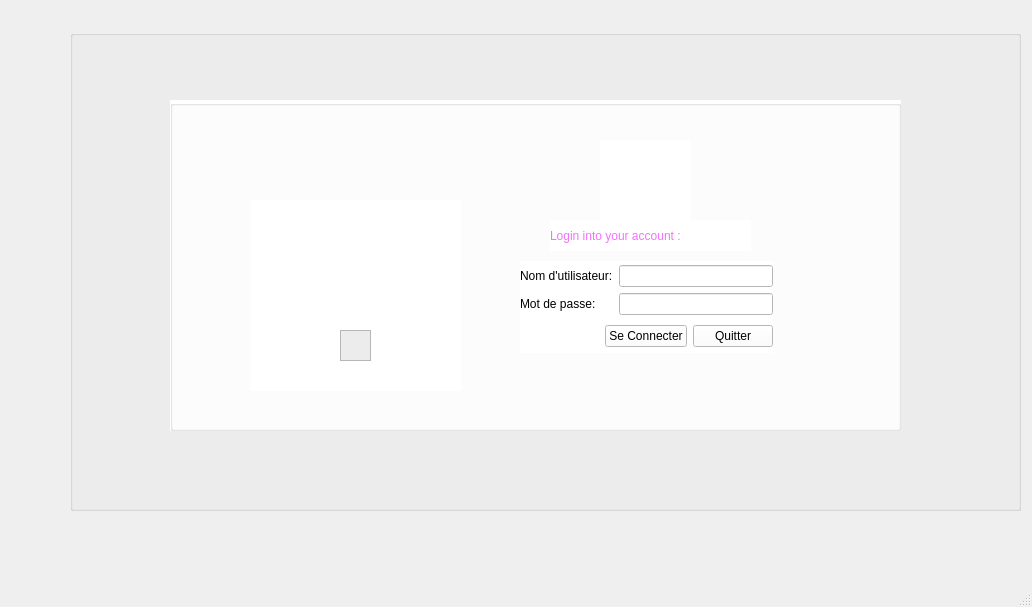
yassinmezni/smart-printing-office, file Livraisons/mainwindow.ui: the form before one commit.
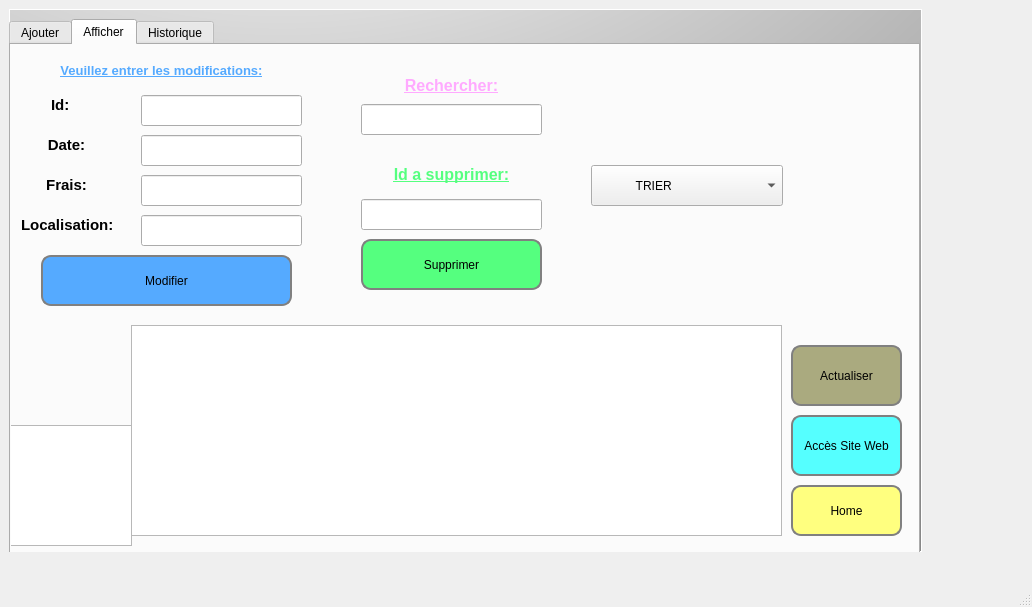
The form after the commit. The open tabs and pages were chosen to show the change. Icons and pictures are not drawn.

```diff
--- a/Livraisons/mainwindow.ui
+++ b/Livraisons/mainwindow.ui
@@ -17,248 +17,688 @@
    <widget class="QStackedWidget" name="stackedWidget">
     <property name="geometry">
      <rect>
-      <x>20</x>
+      <x>0</x>
       <y>0</y>
-      <width>1041</width>
+      <width>931</width>
       <height>561</height>
      </rect>
     </property>
     <property name="styleSheet">
-     <string notr="true"/>
+     <string notr="true">
+QGroupBox {
+ 
+ background: qradialgradient(cx: 0.3, cy: -0.4, fx: 0.3, fy: -0.4, radius: 1.35, stop: 0 #fff, stop: 1 #888) ;/*background: linear-gradient(rgba(0,0,0,.5), rgba(0,0,0,.5)),url(feuille.jpg); 
+    background-position: center;
+    background-size: cover;
+    display: flex;
+    justify-content: center;
+    align-items: center;
+    font-family: 'Poppins', sans-serif*/
+ 
+ color: rgb(255, 255, 255);
+  border: 1px solid #ffffff;
+
+    margin-top: 1ex; /* leave space at the top for the title */
+}
+
+QGroupBox::title {
+    subcontrol-origin: margin;
+    subcontrol-position: top center; /* position at the top center */
+    padding: 0 10px;
+    background-color: qlineargradient(x1: 0, y1: 0, x2: 0, y2: 1,
+                                      stop: 0 #FF0ECE, stop: 1 #FFFFFF);
+}
+
+
+QPushButton {
+border: 2px solid gray;
+border-radius: 10px;
+padding: 0 8px;
+background-color:blue
+}
+
+ QPushButton:hover:!pressed{ background-color: qlineargradient(x1: 0, y1: 0, x2: 0, y2: 1,
+                                      stop: 0 #FF0ECE, stop: 1 #FFFFFF); } 
+QPushButton:hover { background-color: qlineargradient(x1: 0, y1: 0, x2: 0, y2: 1,
+                                      stop: 0 #FF0ECE, stop: 1 #FFFFFF); }</string>
     </property>
-    <widget class="QWidget" name="stackedWidgetPage1">
-     <widget class="QGroupBox" name="Login_2">
-      <property name="geometry">
-       <rect>
-        <x>150</x>
-        <y>100</y>
-        <width>731</width>
-        <height>331</height>
-       </rect>
-      </property>
-      <property name="autoFillBackground">
-       <bool>false</bool>
-      </property>
-      <property name="styleSheet">
-       <string notr="true">background-color: qlineargradient(spread:pad, x1:0, y1:0, x2:1, y2:1, stop:0 rgba(255, 255, 255, 88), stop:1 rgba(255, 255, 255, 255));
-border-color: rgb(85, 170, 255);
-background-color: rgb(255, 255, 255);</string>
-      </property>
-      <property name="title">
-       <string/>
-      </property>
-      <widget class="QLabel" name="Manpic">
-       <property name="geometry">
-        <rect>
-         <x>80</x>
-         <y>100</y>
-         <width>211</width>
-         <height>191</height>
-        </rect>
-       </property>
-       <property name="styleSheet">
-        <string notr="true"/>
-       </property>
-       <property name="text">
-        <string/>
-       </property>
-       <property name="pixmap">
-        <pixmap resource="resources.qrc">:/img/img/Rajel.png</pixmap>
-       </property>
-       <property name="scaledContents">
-        <bool>true</bool>
-       </property>
-       <property name="wordWrap">
-        <bool>false</bool>
-       </property>
-       <property name="openExternalLinks">
-        <bool>false</bool>
-       </property>
-      </widget>
-      <widget class="QLabel" name="logo_sps">
-       <property name="geometry">
-        <rect>
-         <x>430</x>
-         <y>40</y>
-         <width>91</width>
-         <height>81</height>
-        </rect>
-       </property>
-       <property name="text">
-        <string/>
-       </property>
-       <property name="pixmap">
-        <pixmap resource="resources.qrc">:/img/img/Logo.png</pixmap>
-       </property>
-       <property name="scaledContents">
-        <bool>true</bool>
-       </property>
-      </widget>
-      <widget class="QWidget" name="layoutWidget">
-       <property name="geometry">
-        <rect>
-         <x>350</x>
-         <y>161</y>
-         <width>253</width>
-         <height>92</height>
-        </rect>
-       </property>
-       <layout class="QVBoxLayout" name="verticalLayout_3">
-        <item>
-         <layout class="QHBoxLayout" name="horizontalLayout_2">
-          <item>
-           <layout class="QVBoxLayout" name="verticalLayout_2">
-            <item>
-             <widget class="QLabel" name="nom_utilisateur">
-              <property name="text">
-               <string>Nom d'utilisateur:</string>
-              </property>
-             </widget>
-            </item>
-            <item>
-             <widget class="QLabel" name="label_2">
-              <property name="text">
-               <string>Mot de passe:</string>
-              </property>
-             </widget>
-            </item>
-           </layout>
-          </item>
-          <item>
-           <layout class="QVBoxLayout" name="verticalLayout">
-            <item>
-             <widget class="QLineEdit" name="lineEdit_username"/>
-            </item>
-            <item>
-             <widget class="QLineEdit" name="lineEdit_password">
-              <property name="echoMode">
-               <enum>QLineEdit::Password</enum>
-              </property>
-             </widget>
-            </item>
-           </layout>
-          </item>
-         </layout>
-        </item>
-        <item>
-         <layout class="QHBoxLayout" name="horizontalLayout">
-          <item>
-           <spacer name="horizontalSpacer">
-            <property name="orientation">
-             <enum>Qt::Horizontal</enum>
-            </property>
-            <property name="sizeHint" stdset="0">
+    <property name="currentIndex">
+     <number>1</number>
+    </property>
+    <widget class="QWidget" name="Home">
+     <layout class="QHBoxLayout" name="horizontalLayout">
+      <item>
+       <widget class="QGroupBox" name="groupBox">
+        <property name="styleSheet">
+         <string notr="true"/>
+        </property>
+        <property name="title">
+         <string>Smart Printing System</string>
+        </property>
+        <widget class="QLabel" name="label_2">
+         <property name="geometry">
+          <rect>
+           <x>200</x>
+           <y>100</y>
+           <width>491</width>
+           <height>61</height>
+          </rect>
+         </property>
+         <property name="font">
+          <font>
+           <family>Lucida Console</family>
+           <pointsize>13</pointsize>
+           <weight>75</weight>
+           <bold>true</bold>
+          </font>
+         </property>
+         <property name="styleSheet">
+          <string notr="true">color: rgb(85, 170, 255);</string>
+         </property>
+         <property name="text">
+          <string>&lt;html&gt;&lt;head/&gt;&lt;body&gt;&lt;p align=&quot;center&quot;&gt;&lt;span style=&quot; font-size:14pt; text-decoration: underline;&quot;&gt;Bienvenue,vous êtes le livreur!!&lt;/span&gt;&lt;/p&gt;&lt;/body&gt;&lt;/html&gt;</string>
+         </property>
+        </widget>
+        <widget class="QPushButton" name="livrButton">
+         <property name="geometry">
+          <rect>
+           <x>360</x>
+           <y>240</y>
+           <width>141</width>
+           <height>61</height>
+          </rect>
+         </property>
+         <property name="styleSheet">
+          <string notr="true">background-color: rgb(85, 170, 255);</string>
+         </property>
+         <property name="text">
+          <string>Livraisons</string>
+         </property>
+        </widget>
+        <widget class="QPushButton" name="deconnecterButton">
+         <property name="geometry">
+          <rect>
+           <x>780</x>
+           <y>470</y>
+           <width>121</width>
+           <height>61</height>
+          </rect>
+         </property>
+         <property name="styleSheet">
+          <string notr="true">
+background-color: rgb(255, 255, 127);</string>
+         </property>
+         <property name="text">
+          <string>Déconnecter</string>
+         </property>
+        </widget>
+        <widget class="QTextBrowser" name="textBrowser_4">
+         <property name="geometry">
+          <rect>
+           <x>-10</x>
+           <y>420</y>
+           <width>131</width>
+           <height>121</height>
+          </rect>
+         </property>
+         <property name="styleSheet">
+          <string notr="true">border-image: url(:/img/Projet qt/delivery.png);</string>
+         </property>
+        </widget>
+        <zorder>textBrowser_4</zorder>
+        <zorder>label_2</zorder>
+        <zorder>livrButton</zorder>
+        <zorder>deconnecterButton</zorder>
+       </widget>
+      </item>
+     </layout>
+    </widget>
+    <widget class="QWidget" name="livraisons">
+     <layout class="QHBoxLayout" name="horizontalLayout_4">
+      <item>
+       <widget class="QGroupBox" name="groupBox_5">
+        <property name="title">
+         <string/>
+        </property>
+        <widget class="QTabWidget" name="historique">
+         <property name="geometry">
+          <rect>
+           <x>0</x>
+           <y>10</y>
+           <width>911</width>
+           <height>541</height>
+          </rect>
+         </property>
+         <property name="minimumSize">
+          <size>
+           <width>911</width>
+           <height>0</height>
+          </size>
+         </property>
+         <property name="focusPolicy">
+          <enum>Qt::StrongFocus</enum>
+         </property>
+         <property name="styleSheet">
+          <string notr="true"/>
+         </property>
+         <property name="currentIndex">
+          <number>2</number>
+         </property>
+         <widget class="QWidget" name="tab_4">
+          <attribute name="title">
+           <string>Ajouter</string>
+          </attribute>
+          <widget class="QPushButton" name="homeButton_4">
+           <property name="geometry">
+            <rect>
+             <x>780</x>
+             <y>440</y>
+             <width>111</width>
+             <height>51</height>
+            </rect>
+           </property>
+           <property name="styleSheet">
+            <string notr="true">background-color: rgb(255, 255, 127);
+</string>
+           </property>
+           <property name="text">
+            <string>Home</string>
+           </property>
+          </widget>
+          <widget class="QSplitter" name="splitter_3">
+           <property name="geometry">
+            <rect>
+             <x>280</x>
+             <y>30</y>
+             <width>341</width>
+             <height>411</height>
+            </rect>
+           </property>
+           <property name="orientation">
+            <enum>Qt::Vertical</enum>
+           </property>
+           <widget class="QLabel" name="label">
+            <property name="maximumSize">
              <size>
-              <width>40</width>
-              <height>20</height>
+              <width>16777215</width>
+              <height>16777215</height>
              </size>
             </property>
-           </spacer>
-          </item>
-          <item>
-           <widget class="QPushButton" name="LoginButton">
+            <property name="styleSheet">
+             <string notr="true">color: rgb(85, 170, 255);
+font: 75 12pt &quot;MS Shell Dlg 2&quot;;</string>
+            </property>
             <property name="text">
-             <string>Se Connecter</string>
+             <string>&lt;html&gt;&lt;head/&gt;&lt;body&gt;&lt;p align=&quot;center&quot;&gt;&lt;span style=&quot; font-size:14pt; font-weight:600; text-decoration: underline;&quot;&gt;Ajouter une livraison :&lt;/span&gt;&lt;/p&gt;&lt;/body&gt;&lt;/html&gt;</string>
             </property>
            </widget>
-          </item>
-          <item>
-           <widget class="QPushButton" name="QuitterButton">
+           <widget class="QWidget" name="layoutWidget">
+            <layout class="QGridLayout" name="gridLayout">
+             <item row="0" column="0">
+              <widget class="QLabel" name="label_13">
+               <property name="text">
+                <string>&lt;html&gt;&lt;head/&gt;&lt;body&gt;&lt;p align=&quot;center&quot;&gt;&lt;span style=&quot; font-size:10pt; font-weight:600;&quot;&gt;Id:&lt;/span&gt;&lt;/p&gt;&lt;/body&gt;&lt;/html&gt;</string>
+               </property>
+              </widget>
+             </item>
+             <item row="0" column="1">
+              <widget class="QLineEdit" name="le_id"/>
+             </item>
+             <item row="1" column="0">
+              <widget class="QLabel" name="label_14">
+               <property name="text">
+                <string>&lt;html&gt;&lt;head/&gt;&lt;body&gt;&lt;p align=&quot;center&quot;&gt;&lt;span style=&quot; font-size:10pt; font-weight:600;&quot;&gt;Date:&lt;/span&gt;&lt;/p&gt;&lt;/body&gt;&lt;/html&gt;</string>
+               </property>
+              </widget>
+             </item>
+             <item row="1" column="1">
+              <widget class="QLineEdit" name="la_date"/>
+             </item>
+             <item row="2" column="0">
+              <widget class="QLabel" name="label_17">
+               <property name="text">
+                <string>&lt;html&gt;&lt;head/&gt;&lt;body&gt;&lt;p align=&quot;center&quot;&gt;&lt;span style=&quot; font-size:10pt; font-weight:600;&quot;&gt;Frais:&lt;/span&gt;&lt;/p&gt;&lt;/body&gt;&lt;/html&gt;</string>
+               </property>
+              </widget>
+             </item>
+             <item row="2" column="1">
+              <widget class="QLineEdit" name="le_frais"/>
+             </item>
+             <item row="3" column="0">
+              <widget class="QLabel" name="label_18">
+               <property name="text">
+                <string>&lt;html&gt;&lt;head/&gt;&lt;body&gt;&lt;p align=&quot;center&quot;&gt;&lt;span style=&quot; font-size:10pt; font-weight:600;&quot;&gt;Localisation:&lt;/span&gt;&lt;/p&gt;&lt;/body&gt;&lt;/html&gt;</string>
+               </property>
+              </widget>
+             </item>
+             <item row="3" column="1">
+              <widget class="QLineEdit" name="l_adress"/>
+             </item>
+            </layout>
+           </widget>
+           <widget class="QPushButton" name="ajouter">
+            <property name="styleSheet">
+             <string notr="true">background-color: rgb(85, 170, 255);</string>
+            </property>
             <property name="text">
-             <string>Quitter</string>
+             <string>Ajouter</string>
             </property>
            </widget>
-          </item>
-         </layout>
-        </item>
-       </layout>
-      </widget>
-      <widget class="QTextBrowser" name="textBrowser">
-       <property name="geometry">
-        <rect>
-         <x>170</x>
-         <y>230</y>
-         <width>31</width>
-         <height>31</height>
-        </rect>
-       </property>
-       <property name="styleSheet">
-        <string notr="true">border-image: url(:/img/img/Logo.png);
-background-color: rgb(236, 236, 236);</string>
-       </property>
-      </widget>
-      <widget class="QLabel" name="label">
-       <property name="geometry">
-        <rect>
-         <x>380</x>
-         <y>120</y>
-         <width>201</width>
-         <height>31</height>
-        </rect>
-       </property>
-       <property name="styleSheet">
-        <string notr="true">font: 75 11pt &quot;MS Shell Dlg 2&quot;;
-color: rgb(244, 112, 255);</string>
-       </property>
-       <property name="text">
-        <string>Login into your account :</string>
-       </property>
-      </widget>
-     </widget>
-     <widget class="QGroupBox" name="Background">
-      <property name="enabled">
-       <bool>true</bool>
-      </property>
-      <property name="geometry">
-       <rect>
-        <x>50</x>
-        <y>30</y>
-        <width>951</width>
-        <height>481</height>
-       </rect>
-      </property>
-      <property name="sizeIncrement">
-       <size>
-        <width>0</width>
-        <height>0</height>
-       </size>
-      </property>
-      <property name="font">
-       <font>
-        <family>Times New Roman</family>
-        <pointsize>12</pointsize>
-        <weight>75</weight>
-        <bold>true</bold>
-        <strikeout>false</strikeout>
-        <stylestrategy>PreferDefault</stylestrategy>
-        <kerning>true</kerning>
-       </font>
-      </property>
-      <property name="cursor">
-       <cursorShape>ArrowCursor</cursorShape>
-      </property>
-      <property name="autoFillBackground">
-       <bool>false</bool>
-      </property>
-      <property name="styleSheet">
-       <string notr="true">background-image: url(:/img/img/blackwhite.png);
-color: rgb(255, 255, 255);</string>
-      </property>
-      <property name="title">
-       <string/>
-      </property>
-      <property name="alignment">
-       <set>Qt::AlignLeading|Qt::AlignLeft|Qt::AlignVCenter</set>
-      </property>
-      <property name="flat">
-       <bool>true</bool>
-      </property>
-      <property name="checkable">
-       <bool>false</bool>
-      </property>
-     </widget>
-     <zorder>Background</zorder>
-     <zorder>Login_2</zorder>
+          </widget>
+          <widget class="QTextBrowser" name="textBrowser_2">
+           <property name="geometry">
+            <rect>
+             <x>-10</x>
+             <y>380</y>
+             <width>131</width>
+             <height>121</height>
+            </rect>
+           </property>
+           <property name="styleSheet">
+            <string notr="true">border-image: url(:/img/Projet qt/delivery.png);</string>
+           </property>
+          </widget>
+         </widget>
+         <widget class="QWidget" name="tab_5">
+          <attribute name="title">
+           <string>Afficher</string>
+          </attribute>
+          <widget class="QTableView" name="table_livraison">
+           <property name="geometry">
+            <rect>
+             <x>120</x>
+             <y>280</y>
+             <width>651</width>
+             <height>211</height>
+            </rect>
+           </property>
+          </widget>
+          <widget class="QTextBrowser" name="textBrowser_3">
+           <property name="geometry">
+            <rect>
+             <x>-10</x>
+             <y>380</y>
+             <width>131</width>
+             <height>121</height>
+            </rect>
+           </property>
+           <property name="styleSheet">
+            <string notr="true">border-image: url(:/img/Projet qt/delivery.png);</string>
+           </property>
+          </widget>
+          <widget class="QLineEdit" name="recherche">
+           <property name="geometry">
+            <rect>
+             <x>350</x>
+             <y>59</y>
+             <width>181</width>
+             <height>31</height>
+            </rect>
+           </property>
+          </widget>
+          <widget class="QComboBox" name="comboBox_tri">
+           <property name="geometry">
+            <rect>
+             <x>580</x>
+             <y>120</y>
+             <width>192</width>
+             <height>41</height>
+            </rect>
+           </property>
+           <property name="styleSheet">
+            <string notr="true">border-color: rgb(170, 170, 255);
+selection-background-color: rgb(170, 170, 255);
+
+
+font: 75 10pt &quot;MS Shell Dlg 2&quot;;
+</string>
+           </property>
+           <item>
+            <property name="text">
+             <string>            TRIER</string>
+            </property>
+           </item>
+           <item>
+            <property name="text">
+             <string>Tri par frais</string>
+            </property>
+           </item>
+           <item>
+            <property name="text">
+             <string>Tri par id croissant</string>
+            </property>
+           </item>
+           <item>
+            <property name="text">
+             <string>Tri par id Descendant</string>
+            </property>
+           </item>
+           <item>
+            <property name="text">
+             <string>Tri par localisation</string>
+            </property>
+           </item>
+          </widget>
+          <widget class="QLabel" name="label_3">
+           <property name="geometry">
+            <rect>
+             <x>350</x>
+             <y>20</y>
+             <width>181</width>
+             <height>41</height>
+            </rect>
+           </property>
+           <property name="text">
+            <string>&lt;html&gt;&lt;head/&gt;&lt;body&gt;&lt;p align=&quot;center&quot;&gt;&lt;span style=&quot; font-size:12pt; font-weight:600; text-decoration: underline; color:#ffaaff;&quot;&gt;Rechercher:&lt;/span&gt;&lt;/p&gt;&lt;/body&gt;&lt;/html&gt;</string>
+           </property>
+          </widget>
+          <widget class="QPushButton" name="homeButton_5">
+           <property name="geometry">
+            <rect>
+             <x>780</x>
+             <y>440</y>
+             <width>111</width>
+             <height>51</height>
+            </rect>
+           </property>
+           <property name="styleSheet">
+            <string notr="true">background-color: rgb(255, 255, 127);
+</string>
+           </property>
+           <property name="text">
+            <string>Home</string>
+           </property>
+          </widget>
+          <widget class="QPushButton" name="supprimer2">
+           <property name="geometry">
+            <rect>
+             <x>350</x>
+             <y>194</y>
+             <width>181</width>
+             <height>51</height>
+            </rect>
+           </property>
+           <property name="styleSheet">
+            <string notr="true">background-color: rgb(85, 255, 127);
+selection-color: rgb(0, 85, 0);</string>
+           </property>
+           <property name="text">
+            <string>Supprimer</string>
+           </property>
+          </widget>
+          <widget class="QPushButton" name="pushButton_3">
+           <property name="geometry">
+            <rect>
+             <x>780</x>
+             <y>370</y>
+             <width>111</width>
+             <height>61</height>
+            </rect>
+           </property>
+           <property name="styleSheet">
+            <string notr="true">background-color: rgb(85, 255, 255);</string>
+           </property>
+           <property name="text">
+            <string>Accès Site Web</string>
+           </property>
+          </widget>
+          <widget class="QLineEdit" name="le_id_sup_2">
+           <property name="geometry">
+            <rect>
+             <x>350</x>
+             <y>154</y>
+             <width>181</width>
+             <height>31</height>
+            </rect>
+           </property>
+           <property name="focusPolicy">
+            <enum>Qt::StrongFocus</enum>
+           </property>
+          </widget>
+          <widget class="QLabel" name="label_22">
+           <property name="geometry">
+            <rect>
+             <x>350</x>
+             <y>114</y>
+             <width>181</width>
+             <height>31</height>
+            </rect>
+           </property>
+           <property name="styleSheet">
+            <string notr="true">color: rgb(85, 0, 255);
+
+font: 14pt &quot;MS Shell Dlg 2&quot;;</string>
+           </property>
+           <property name="text">
+            <string>&lt;html&gt;&lt;head/&gt;&lt;body&gt;&lt;p align=&quot;center&quot;&gt;&lt;span style=&quot; font-size:12pt; font-weight:600; text-decoration: underline; color:#55ff7f;&quot;&gt;Id a supprimer:&lt;/span&gt;&lt;/p&gt;&lt;/body&gt;&lt;/html&gt;</string>
+           </property>
+          </widget>
+          <widget class="QLabel" name="label_4">
+           <property name="geometry">
+            <rect>
+             <x>0</x>
+             <y>10</y>
+             <width>301</width>
+             <height>31</height>
+            </rect>
+           </property>
+           <property name="styleSheet">
+            <string notr="true">color: rgb(85, 170, 255);</string>
+           </property>
+           <property name="text">
+            <string>&lt;html&gt;&lt;head/&gt;&lt;body&gt;&lt;p align=&quot;center&quot;&gt;&lt;span style=&quot; font-size:10pt; font-weight:600; text-decoration: underline;&quot;&gt;Veuillez entrer les modifications:&lt;/span&gt;&lt;/p&gt;&lt;/body&gt;&lt;/html&gt;</string>
+           </property>
+          </widget>
+          <widget class="QPushButton" name="pushButton_2">
+           <property name="geometry">
+            <rect>
+             <x>30</x>
+             <y>210</y>
+             <width>251</width>
+             <height>51</height>
+            </rect>
+           </property>
+           <property name="styleSheet">
+            <string notr="true">background-color: rgb(85, 170, 255);</string>
+           </property>
+           <property name="text">
+            <string>Modifier</string>
+           </property>
+          </widget>
+          <widget class="QLabel" name="label_19">
+           <property name="geometry">
+            <rect>
+             <x>30</x>
+             <y>130</y>
+             <width>51</width>
+             <height>21</height>
+            </rect>
+           </property>
+           <property name="text">
+            <string>&lt;html&gt;&lt;head/&gt;&lt;body&gt;&lt;p align=&quot;center&quot;&gt;&lt;span style=&quot; font-size:11pt; font-weight:600;&quot;&gt;Frais:&lt;/span&gt;&lt;/p&gt;&lt;/body&gt;&lt;/html&gt;</string>
+           </property>
+          </widget>
+          <widget class="QLineEdit" name="la_date_2">
+           <property name="geometry">
+            <rect>
+             <x>130</x>
+             <y>90</y>
+             <width>161</width>
+             <height>31</height>
+            </rect>
+           </property>
+          </widget>
+          <widget class="QLineEdit" name="le_id_2">
+           <property name="geometry">
+            <rect>
+             <x>130</x>
+             <y>50</y>
+             <width>161</width>
+             <height>31</height>
+            </rect>
+           </property>
+          </widget>
+          <widget class="QLineEdit" name="le_frais_2">
+           <property name="geometry">
+            <rect>
+             <x>130</x>
+             <y>130</y>
+             <width>161</width>
+             <height>31</height>
+            </rect>
+           </property>
+          </widget>
+          <widget class="QLineEdit" name="l_adress_2">
+           <property name="geometry">
+            <rect>
+             <x>130</x>
+             <y>170</y>
+             <width>161</width>
+             <height>31</height>
+            </rect>
+           </property>
+          </widget>
+          <widget class="QLabel" name="label_15">
+           <property name="geometry">
+            <rect>
+             <x>30</x>
+             <y>90</y>
+             <width>51</width>
+             <height>21</height>
+            </rect>
+           </property>
+           <property name="text">
+            <string>&lt;html&gt;&lt;head/&gt;&lt;body&gt;&lt;p align=&quot;center&quot;&gt;&lt;span style=&quot; font-size:11pt; font-weight:600;&quot;&gt;Date:&lt;/span&gt;&lt;/p&gt;&lt;/body&gt;&lt;/html&gt;</string>
+           </property>
+          </widget>
+          <widget class="QLabel" name="label_20">
+           <property name="geometry">
+            <rect>
+             <x>10</x>
+             <y>170</y>
+             <width>121</width>
+             <height>21</height>
+            </rect>
+           </property>
+           <property name="text">
+            <string>&lt;html&gt;&lt;head/&gt;&lt;body&gt;&lt;p&gt;&lt;span style=&quot; font-size:11pt; font-weight:600;&quot;&gt;Localisation:&lt;/span&gt;&lt;/p&gt;&lt;/body&gt;&lt;/html&gt;</string>
+           </property>
+          </widget>
+          <widget class="QLabel" name="label_16">
+           <property name="geometry">
+            <rect>
+             <x>40</x>
+             <y>50</y>
+             <width>31</width>
+             <height>20</height>
+            </rect>
+           </property>
+           <property name="text">
+            <string>&lt;html&gt;&lt;head/&gt;&lt;body&gt;&lt;p&gt;&lt;span style=&quot; font-size:11pt; font-weight:600;&quot;&gt;Id:&lt;/span&gt;&lt;/p&gt;&lt;/body&gt;&lt;/html&gt;</string>
+           </property>
+          </widget>
+          <widget class="QPushButton" name="pushButton">
+           <property name="geometry">
+            <rect>
+             <x>780</x>
+             <y>300</y>
+             <width>111</width>
+             <height>61</height>
+            </rect>
+           </property>
+           <property name="styleSheet">
+            <string notr="true">background-color: rgb(170, 170, 127);</string>
+           </property>
+           <property name="text">
+            <string>Actualiser</string>
+           </property>
+          </widget>
+          <zorder>pushButton_2</zorder>
+          <zorder>label_19</zorder>
+          <zorder>la_date_2</zorder>
+          <zorder>le_id_2</zorder>
+          <zorder>le_frais_2</zorder>
+          <zorder>l_adress_2</zorder>
+          <zorder>label_15</zorder>
+          <zorder>label_20</zorder>
+          <zorder>label_16</zorder>
+          <zorder>textBrowser_3</zorder>
+          <zorder>table_livraison</zorder>
+          <zorder>recherche</zorder>
+          <zorder>comboBox_tri</zorder>
+          <zorder>label_3</zorder>
+          <zorder>homeButton_5</zorder>
+          <zorder>supprimer2</zorder>
+          <zorder>pushButton_3</zorder>
+          <zorder>le_id_sup_2</zorder>
+          <zorder>label_22</zorder>
+          <zorder>label_4</zorder>
+          <zorder>pushButton</zorder>
+         </widget>
+         <widget class="QWidget" name="tab">
+          <attribute name="title">
+           <string>Historique</string>
+          </attribute>
+          <widget class="QTextBrowser" name="textBrowser_5">
+           <property name="geometry">
+            <rect>
+             <x>-10</x>
+             <y>380</y>
+             <width>131</width>
+             <height>121</height>
+            </rect>
+           </property>
+           <property name="styleSheet">
+            <string notr="true">border-image: url(:/img/Projet qt/delivery.png);</string>
+           </property>
+          </widget>
+          <widget class="QTableView" name="tablehistorique">
+           <property name="geometry">
+            <rect>
+             <x>170</x>
+             <y>120</y>
+             <width>521</width>
+             <height>291</height>
+            </rect>
+           </property>
+          </widget>
+          <widget class="QLabel" name="label_5">
+           <property name="geometry">
+            <rect>
+             <x>250</x>
+             <y>60</y>
+             <width>381</width>
+             <height>41</height>
+            </rect>
+           </property>
+           <property name="styleSheet">
+            <string notr="true">color: rgb(170, 0, 127);</string>
+           </property>
+           <property name="text">
+            <string>&lt;html&gt;&lt;head/&gt;&lt;body&gt;&lt;p&gt;&lt;span style=&quot; font-size:14pt; font-weight:600; text-decoration: underline;&quot;&gt;Liste des modifications récentes:&lt;/span&gt;&lt;/p&gt;&lt;/body&gt;&lt;/html&gt;</string>
+           </property>
+          </widget>
+          <widget class="QPushButton" name="pushButton_4">
+           <property name="geometry">
+            <rect>
+             <x>380</x>
+             <y>420</y>
+             <width>111</width>
+             <height>61</height>
+            </rect>
+           </property>
+           <property name="styleSheet">
+            <string notr="true">background-color: rgb(170, 0, 127);</string>
+           </property>
+           <property name="text">
+            <string>Actualiser</string>
+           </property>
+          </widget>
+         </widget>
+        </widget>
+       </widget>
+      </item>
+     </layout>
     </widget>
     <widget class="QWidget" name="stackedWidgetPage2"/>
     <widget class="QWidget" name="stackedWidgetPage3"/>
```
Left out of the diff: 10 changed lines with no effect on the pictures.
